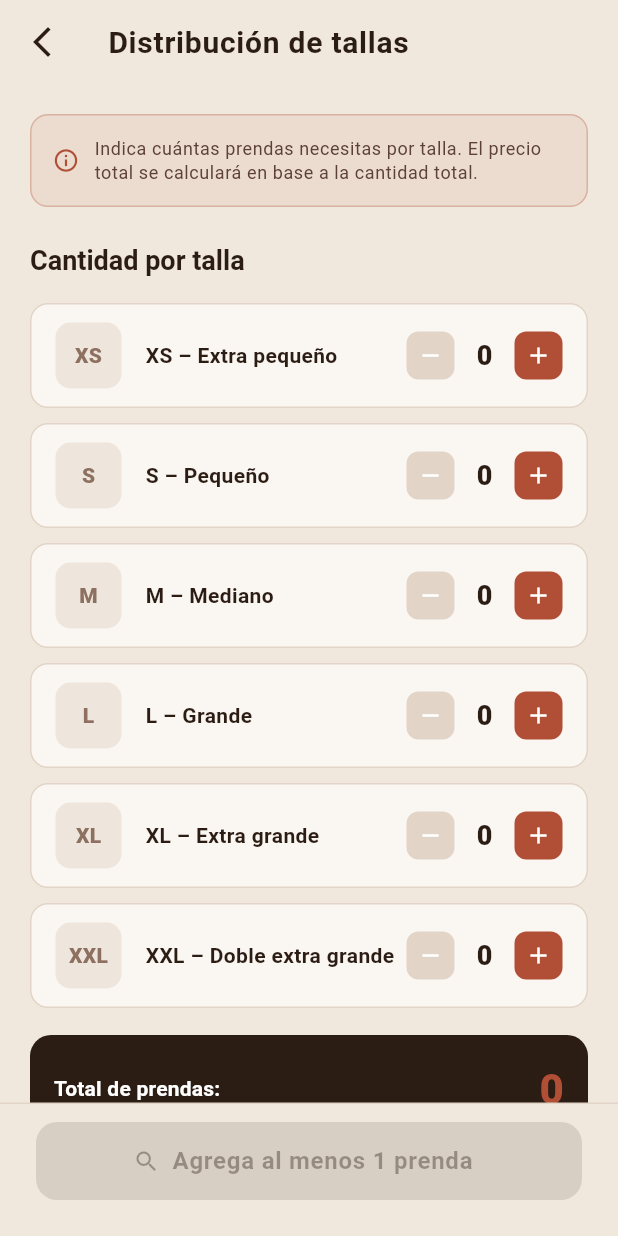
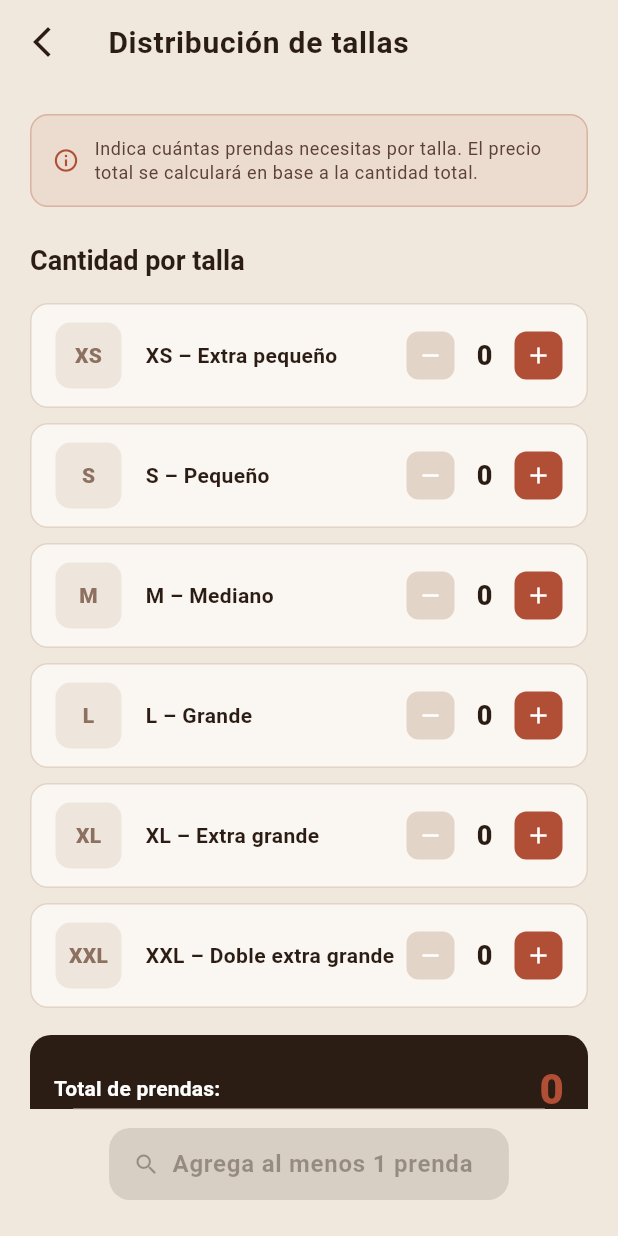
Before and after one commit to Yoselinh/Soraapp, a Flutter app: the DistribucionTallasScreen screen opened by its route, on a phone screen of 412 x 824 dp. Run offline on Flutter 3.47's test engine with Material 3 defaults, Android fonts, the phone set to English and light mode, and no system bars; our stand-ins replace cloud_firestore, firebase_core, go_router, image_picker; accounts and stored records are empty.

Commit message:
Fix tema y restricciones

```diff
--- /dev/null
+++ b/devtools_options.yaml
@@ -0,0 +1,3 @@
+description: This file stores settings for Dart & Flutter DevTools.
+documentation: https://docs.flutter.dev/tools/devtools/extensions#configure-extension-enablement-states
+extensions:
--- a/lib/core/routes/sora_router.dart
+++ b/lib/core/routes/sora_router.dart
@@ -1,5 +1,6 @@
 import 'package:flutter/material.dart';
 import 'package:go_router/go_router.dart';
+import 'package:sora_app/features/auth/auth_screen.dart';
 import 'package:sora_app/features/home/home_screen.dart';
 import 'package:sora_app/features/disenador/disenador_screen.dart';
 import 'package:sora_app/features/cotizacion/cotizacion_screen.dart';
@@ -10,8 +11,19 @@ import 'package:sora_app/features/disenador/diseno_listo_screen.dart';
 import 'package:sora_app/core/shell/main_shell.dart';
 import 'package:sora_app/features/talleres/talleres_screen.dart';
 
+// Rutas de administración para el Taller
+import 'package:sora_app/features/taller_admin/taller_shell.dart';
+import 'package:sora_app/features/taller_admin/solicitudes_taller_screen.dart';
+import 'package:sora_app/features/taller_admin/produccion_taller_screen.dart';
+import 'package:sora_app/features/taller_admin/tarifario_taller_screen.dart';
+import 'package:sora_app/features/taller_admin/perfil_taller_screen.dart';
+
 /// Rutas nombradas de la app SORA
 abstract class SoraRoutes {
+  // Autenticación inicial
+  static const auth = '/auth';
+
+  // Rutas del Cliente
   static const home = '/';
   static const disenador = '/disenador';
   static const talleres = '/talleres';
@@ -21,11 +33,24 @@ abstract class SoraRoutes {
   static const distribucionTallas = '/distribucion-tallas';
   static const cotizacion = '/cotizacion';
   static const disenoListo = '/diseno-listo';
+
+  // Rutas del Taller
+  static const tallerSolicitudes = '/taller/solicitudes';
+  static const tallerProduccion = '/taller/produccion';
+  static const tallerTarifario = '/taller/tarifario';
+  static const tallerPerfil = '/taller/perfil';
 }
 
 final GoRouter soraRouter = GoRouter(
-  initialLocation: SoraRoutes.home,
+  initialLocation: SoraRoutes.auth,
   routes: [
+    // Pantalla de autenticación y selección de rol
+    GoRoute(
+      path: SoraRoutes.auth,
+      builder: (context, state) => const AuthScreen(),
+    ),
+
+    // Shell del Cliente
     ShellRoute(
       builder: (context, state, child) => MainShell(child: child),
       routes: [
@@ -51,6 +76,30 @@ final GoRouter soraRouter = GoRouter(
         ),
       ],
     ),
+
+    // Shell del Taller
+    ShellRoute(
+      builder: (context, state, child) => TallerShell(child: child),
+      routes: [
+        GoRoute(
+          path: SoraRoutes.tallerSolicitudes,
+          builder: (context, state) => const SolicitudesTallerScreen(),
+        ),
+        GoRoute(
+          path: SoraRoutes.tallerProduccion,
+          builder: (context, state) => const ProduccionTallerScreen(),
+        ),
+        GoRoute(
+          path: SoraRoutes.tallerTarifario,
+          builder: (context, state) => const TarifarioTallerScreen(),
+        ),
+        GoRoute(
+          path: SoraRoutes.tallerPerfil,
+          builder: (context, state) => const PerfilTallerScreen(),
+        ),
+      ],
+    ),
+
     // Pantallas sin shell (sin BottomNav)
     GoRoute(
       path: SoraRoutes.disenoListo,
--- a/lib/core/theme/sora_theme.dart
+++ b/lib/core/theme/sora_theme.dart
@@ -52,7 +52,7 @@ class SoraTheme {
           style: FilledButton.styleFrom(
             backgroundColor: SoraColors.primary,
             foregroundColor: SoraColors.onPrimary,
-            minimumSize: const Size(double.infinity, 52),
+            minimumSize: const Size(64, 48),
             shape: RoundedRectangleBorder(borderRadius: BorderRadius.circular(14)),
             textStyle: const TextStyle(fontSize: 16, fontWeight: FontWeight.w700, letterSpacing: 0.5),
           ),
@@ -63,7 +63,7 @@ class SoraTheme {
           style: OutlinedButton.styleFrom(
             foregroundColor: SoraColors.primary,
             side: const BorderSide(color: SoraColors.primary, width: 1.5),
-            minimumSize: const Size(double.infinity, 52),
+            minimumSize: const Size(64, 48),
             shape: RoundedRectangleBorder(borderRadius: BorderRadius.circular(14)),
             textStyle: const TextStyle(fontSize: 16, fontWeight: FontWeight.w600),
           ),
```
